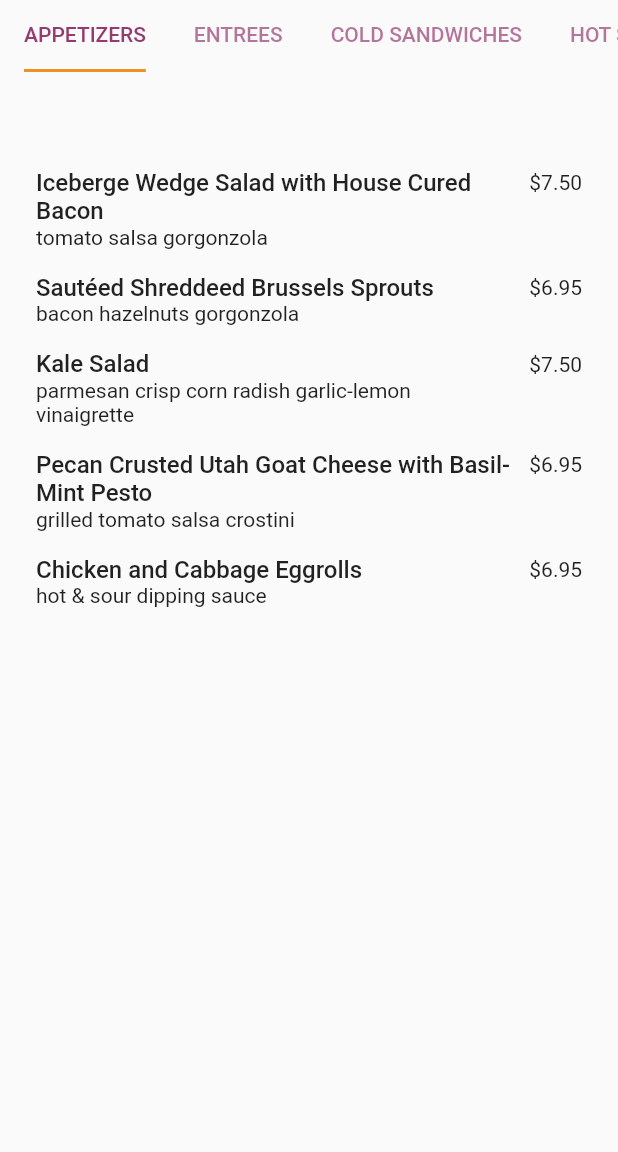
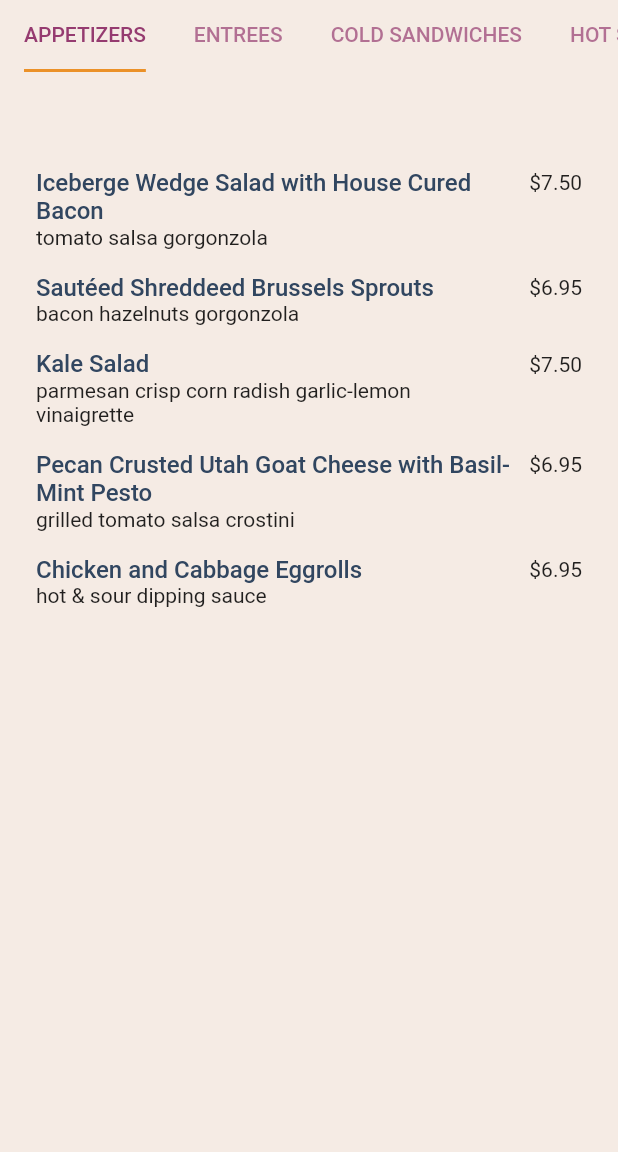
Before and after one commit to fcancio/restaurant-menu, a Flutter app: the screen it shows after launch, on a phone screen of 412 x 824 dp, the part 84-1236 px from its top. Run offline on Flutter 3.47's test engine with Material 2 defaults, Android fonts, the phone set to English and light mode, and no system bars; generated files the repository leaves out were written again.

Commit message:
edits colors

```diff
--- a/lib/src/app.dart
+++ b/lib/src/app.dart
@@ -58,9 +58,11 @@ class RestaurantMenuApp extends StatelessWidget {
           // Define a light and dark color theme. Then, read the user's
           // preferred ThemeMode (light, dark, or system default) from the
           // SettingsController to display the correct theme.
-          theme: ThemeData(),
-          darkTheme: ThemeData.dark(),
-          themeMode: settingsController.themeMode,
+          theme: ThemeData(
+            scaffoldBackgroundColor: const Color.fromARGB(255, 245, 235, 228),
+          ),
+
+          // themeMode: settingsController.themeMode,
           initialRoute: MenuPage.routeName,
 
           // Define a function to handle named routes in order to support
--- a/lib/src/menu/menu_item.dart
+++ b/lib/src/menu/menu_item.dart
@@ -36,7 +36,10 @@ class MenuItemWidget extends StatelessWidget {
                 child: Text(
                   item.name,
                   style: const TextStyle(
-                      fontSize: 16, fontWeight: FontWeight.w500),
+                    fontSize: 16,
+                    fontWeight: FontWeight.w500,
+                    color: Color.fromRGBO(49, 70, 96, 1),
+                  ),
                 ),
               ),
 
```
